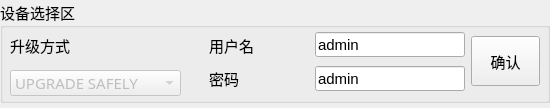
Above: NetUpgradeTool/devselectwid.ui from ChinaClever/NetUpgradeTool before the change. Below: the same form after it.
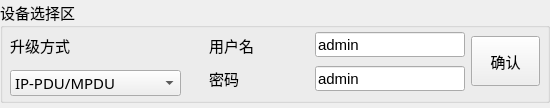
That is the form after the change.

What changed in the file:
```diff
--- a/NetUpgradeTool/devselectwid.ui
+++ b/NetUpgradeTool/devselectwid.ui
@@ -42,7 +42,7 @@
      </property>
      <widget class="QComboBox" name="ChooseTypeBox">
       <property name="enabled">
-       <bool>false</bool>
+       <bool>true</bool>
       </property>
       <property name="geometry">
        <rect>
@@ -53,10 +53,10 @@
        </rect>
       </property>
       <property name="currentText">
-       <string>UPGRADE SAFELY</string>
+       <string>IP-PDU/MPDU</string>
       </property>
       <property name="currentIndex">
-       <number>2</number>
+       <number>0</number>
       </property>
       <item>
        <property name="text">
```
Left out of the diff: 5 changed lines with no effect on the pictures.
